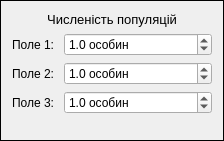
Qt form DynModels/populationsetframe.ui (DesmondFox/DynModels) before a commit.
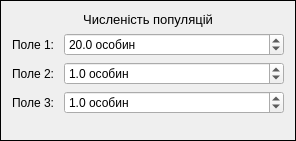
The same form after that commit.

```diff
--- a/DynModels/populationsetframe.ui
+++ b/DynModels/populationsetframe.ui
@@ -6,20 +6,20 @@
    <rect>
     <x>0</x>
     <y>0</y>
-    <width>224</width>
+    <width>296</width>
     <height>141</height>
    </rect>
   </property>
   <property name="minimumSize">
    <size>
-    <width>191</width>
+    <width>296</width>
     <height>120</height>
    </size>
   </property>
   <property name="maximumSize">
    <size>
-    <width>224</width>
-    <height>141</height>
+    <width>296</width>
+    <height>155</height>
    </size>
   </property>
   <property name="windowTitle">
@@ -50,11 +50,14 @@
      <property name="decimals">
       <number>1</number>
      </property>
+     <property name="minimum">
+      <double>-999.000000000000000</double>
+     </property>
      <property name="maximum">
       <double>1000.000000000000000</double>
      </property>
      <property name="value">
-      <double>1.000000000000000</double>
+      <double>20.000000000000000</double>
      </property>
     </widget>
    </item>
@@ -112,6 +115,9 @@
      <property name="decimals">
       <number>1</number>
      </property>
+     <property name="minimum">
+      <double>-999.000000000000000</double>
+     </property>
      <property name="maximum">
       <double>1000.000000000000000</double>
      </property>
@@ -128,6 +134,9 @@
      <property name="decimals">
       <number>1</number>
      </property>
+     <property name="minimum">
+      <double>-999.000000000000000</double>
+     </property>
      <property name="maximum">
       <double>1000.000000000000000</double>
      </property>
```
